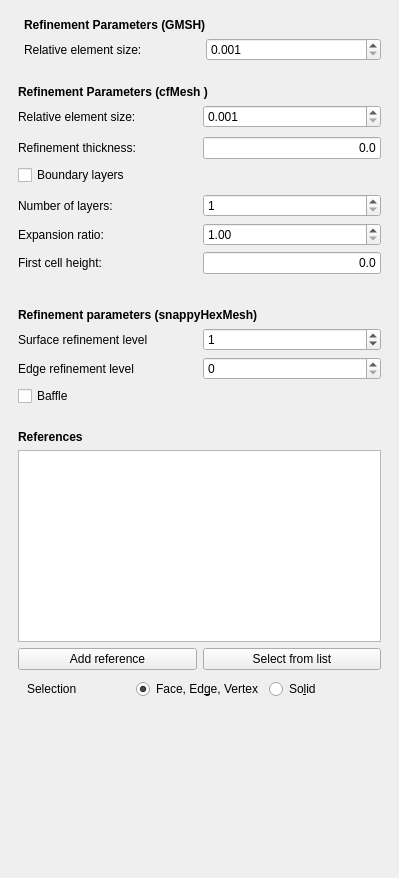
Above: TaskPanelCfdMeshRegion.ui from jaheyns/CfdOF before the change. Below: the same form after it.
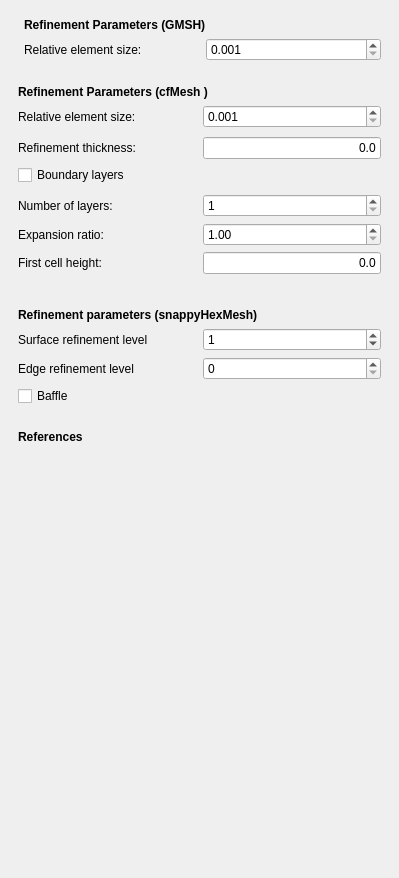
That is the form after the change. Custom widgets are drawn as their Qt base class.

Commit message: CFD: Add reusable face/geometry selection widget

Diff of the .ui file:
```diff
--- a/TaskPanelCfdMeshRegion.ui
+++ b/TaskPanelCfdMeshRegion.ui
@@ -429,73 +429,15 @@
             </property>
            </widget>
           </item>
-          <item row="6" column="0" colspan="2">
-           <widget class="QListWidget" name="list_References"/>
-          </item>
-          <item row="8" column="0" colspan="2">
-           <widget class="QFrame" name="face_frame">
-            <property name="sizePolicy">
-             <sizepolicy hsizetype="Preferred" vsizetype="Minimum">
-              <horstretch>0</horstretch>
-              <verstretch>0</verstretch>
-             </sizepolicy>
+          <item row="1" column="0" colspan="2">
+           <widget class="QWidget" name="referenceSelectWidget" native="true">
+            <property name="minimumSize">
+             <size>
+              <width>0</width>
+              <height>20</height>
+             </size>
             </property>
-            <property name="frameShape">
-             <enum>QFrame::Panel</enum>
-            </property>
-            <property name="frameShadow">
-             <enum>QFrame::Plain</enum>
-            </property>
-            <property name="lineWidth">
-             <number>0</number>
-            </property>
-            <layout class="QGridLayout" name="gridLayout_6">
-             <property name="topMargin">
-              <number>3</number>
-             </property>
-             <item row="0" column="0">
-              <layout class="QGridLayout" name="gridLayout">
-               <item row="0" column="0">
-                <widget class="QLabel" name="l_label_text_5">
-                 <property name="text">
-                  <string>&lt;html&gt;&lt;head/&gt;&lt;body&gt;&lt;p&gt;Selection&lt;/p&gt;&lt;/body&gt;&lt;/html&gt;</string>
-                 </property>
-                </widget>
-               </item>
-               <item row="0" column="1">
-                <widget class="QRadioButton" name="rb_standard">
-                 <property name="text">
-                  <string>Face, Ed&amp;ge, Vertex</string>
-                 </property>
-                 <property name="checked">
-                  <bool>true</bool>
-                 </property>
-                </widget>
-               </item>
-               <item row="0" column="2">
-                <widget class="QRadioButton" name="rb_solid">
-                 <property name="text">
-                  <string>So&amp;lid</string>
-                 </property>
-                </widget>
-               </item>
-              </layout>
-             </item>
-            </layout>
-           </widget>
-          </item>
-          <item row="7" column="0">
-           <widget class="QPushButton" name="pushButton_Reference">
-            <property name="text">
-             <string>Add reference</string>
-            </property>
-           </widget>
-          </item>
-          <item row="7" column="1">
-           <widget class="QPushButton" name="faceList">
-            <property name="text">
-             <string>Select from list</string>
-            </property>
+            <layout class="QGridLayout" name="gridLayout"/>
            </widget>
           </item>
          </layout>
```
Left out of the diff: 55 changed lines with no effect on the pictures. The commit also changes 12 other files.
